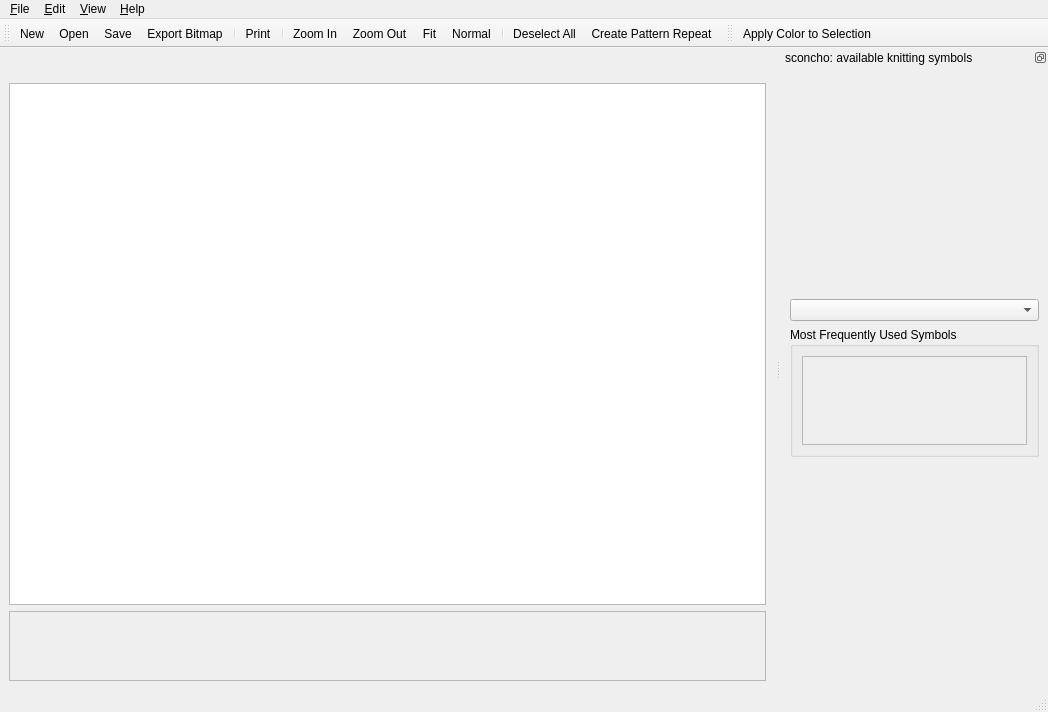
haskelladdict/sconcho, file sconcho/gui/ui/main_window.ui: the form before one commit.
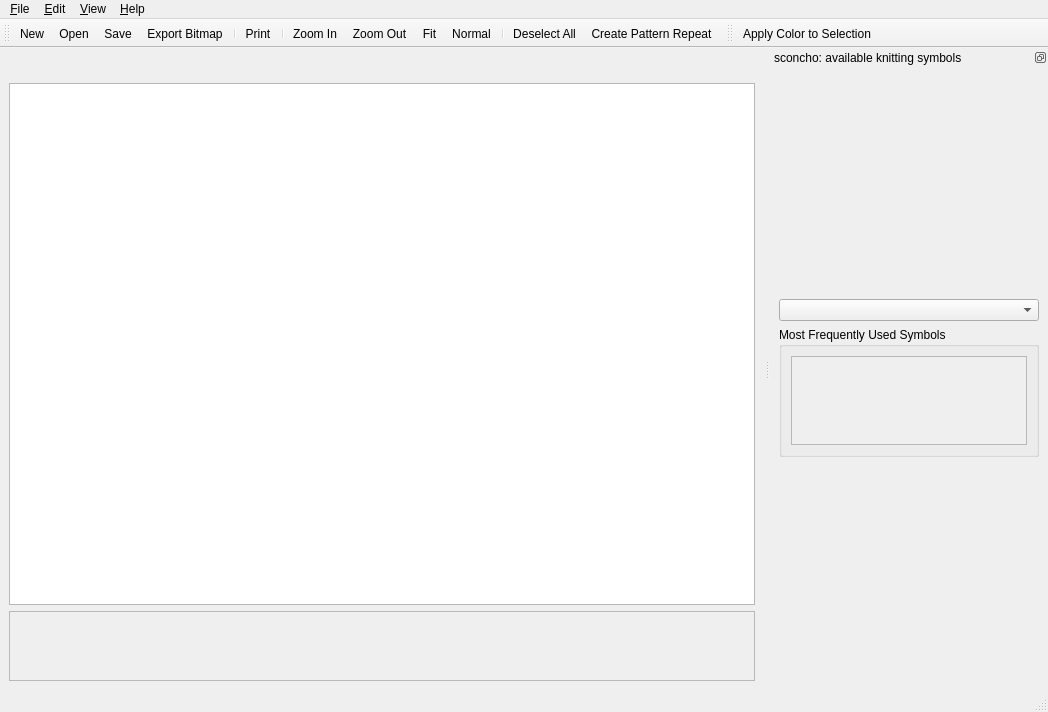
The form after the commit. Icons and pictures are not drawn. Custom widgets are drawn as their Qt base class.

```diff
--- a/sconcho/gui/ui/main_window.ui
+++ b/sconcho/gui/ui/main_window.ui
@@ -71,8 +71,8 @@
         <rect>
          <x>0</x>
          <y>0</y>
-         <width>753</width>
-         <height>90</height>
+         <width>742</width>
+         <height>71</height>
         </rect>
        </property>
        <layout class="QVBoxLayout" name="verticalLayout_4">
@@ -169,7 +169,7 @@
    </property>
    <property name="minimumSize">
     <size>
-     <width>267</width>
+     <width>278</width>
      <height>212</height>
     </size>
    </property>
@@ -229,7 +229,7 @@
               <rect>
                <x>0</x>
                <y>0</y>
-               <width>221</width>
+               <width>232</width>
                <height>86</height>
               </rect>
              </property>
```
Left out of the diff: 8 changed lines with no effect on the pictures.
